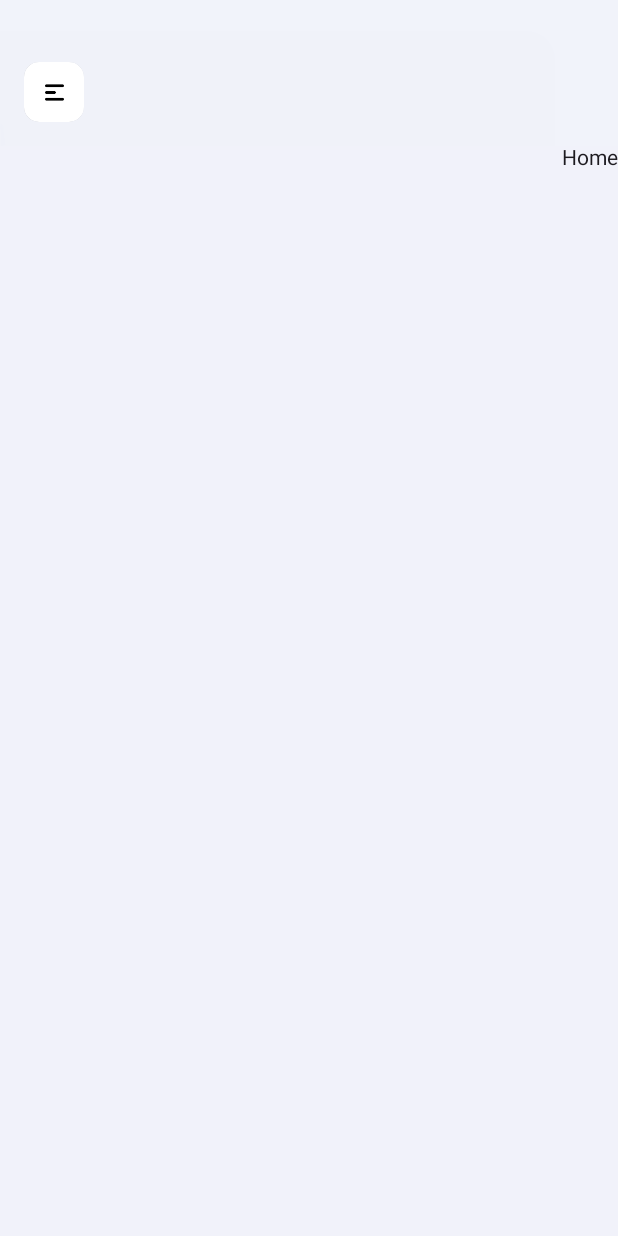
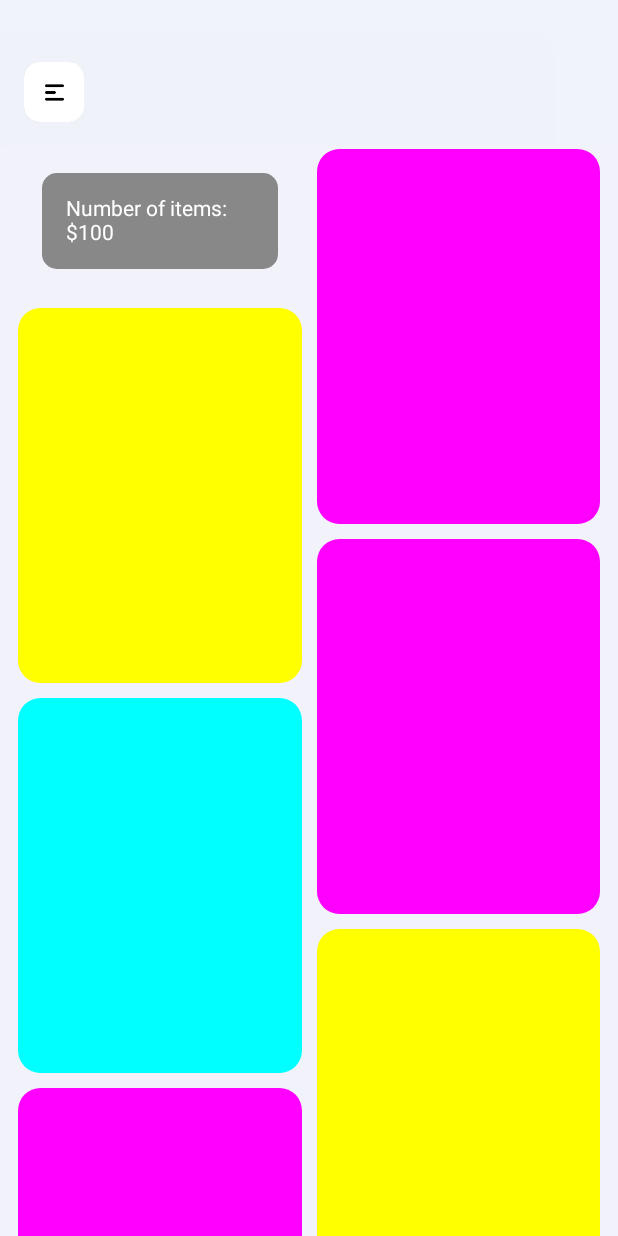
Before and after one commit to mhmdsalem33/food_app, an Android app built with Jetpack Compose: the @Preview function PreviewHomeComponent, on a phone screen of 412 x 824 dp. Run offline under Robolectric (Android 15) with nearby library versions, the phone set to English and light mode, and no system bars; Roboto replaces fonts that are not available here.

Commit message:
adding LazyVerticalStaggeredGrid in home screen

```diff
--- a/app/src/main/java/com/salem/foodapp/presentation/ui/activity/screens/auth/login/SignInWithGoogle.kt
+++ b/app/src/main/java/com/salem/foodapp/presentation/ui/activity/screens/auth/login/SignInWithGoogle.kt
@@ -15,6 +15,7 @@ import com.google.android.libraries.identity.googleid.GoogleIdTokenParsingExcept
 import com.salem.foodapp.presentation.navigation.HomeScreen
 import org.json.JSONException
 
+const val webClientID = "394883293025-l37pgtng490pee4mb1tvj1vvrrtta8hp.apps.googleusercontent.com"
 
 val SIGNINTAG  = "testSIGNIN"
 
@@ -52,7 +53,7 @@ fun handleSignIn(result: GetCredentialResponse, navController: NavHostController
         val googleIdTokenCredential = GoogleIdTokenCredential.createFrom(credential.data)
         val idToken = googleIdTokenCredential.idToken
 
-        // navigate to home screen
+        // navigate to home screen if sign in is success
         if (idToken.isNotEmpty()){
             navController?.navigate(HomeScreen)
         }
--- a/app/src/main/java/com/salem/foodapp/presentation/ui/activity/screens/main/HomeScreen.kt
+++ b/app/src/main/java/com/salem/foodapp/presentation/ui/activity/screens/main/HomeScreen.kt
@@ -4,30 +4,36 @@ import androidx.compose.foundation.background
 import androidx.compose.foundation.layout.Column
 import androidx.compose.foundation.layout.fillMaxSize
 import androidx.compose.material3.Surface
-import androidx.compose.material3.Text
 import androidx.compose.runtime.Composable
-import androidx.compose.ui.Alignment
 import androidx.compose.ui.Modifier
-import androidx.compose.ui.graphics.Color
 import androidx.compose.ui.res.colorResource
+import androidx.compose.ui.tooling.preview.Preview
 import androidx.navigation.NavHostController
 import com.salem.foodapp.R
-import com.salem.foodapp.presentation.component.SlidingMenu
+import com.salem.foodapp.presentation.widgets.LazyVerticalStaggeredGridExample
 
 @Composable
-fun HomeScreen(navController: NavHostController? = null) {
+fun HomeScreen(
+    navController: NavHostController? = null) {
     Surface(
         modifier = Modifier
             .fillMaxSize(),
     ) {
+
         Column (
             modifier =
             Modifier
                 .fillMaxSize()
                 .background(color = colorResource(id = R.color.gray_9))
-            , horizontalAlignment = Alignment.End
+
         ){
-            Text(text = "Home")
+            LazyVerticalStaggeredGridExample()
         }
     }
 }
+
+@Composable
+@Preview(showBackground = true, showSystemUi = true)
+fun PreviewHomeScreen() {
+    HomeScreen()
+}
--- a/app/src/main/java/com/salem/foodapp/presentation/ui/activity/screens/main/main_preview/MainPreview.kt
+++ b/app/src/main/java/com/salem/foodapp/presentation/ui/activity/screens/main/main_preview/MainPreview.kt
@@ -12,7 +12,6 @@ fun PreviewHomeComponent() {
     SlidingMenu()
 }
 
-
 @Composable
 @Preview(showBackground = true, showSystemUi = true)
 fun PreviewHomeScreen() {
--- /dev/null
+++ b/app/src/main/java/com/salem/foodapp/presentation/widgets/LazyVerticalStaggeredGridExample.kt
@@ -0,0 +1,82 @@
+package com.salem.foodapp.presentation.widgets
+
+import android.widget.Toast
+import androidx.compose.foundation.background
+import androidx.compose.foundation.clickable
+import androidx.compose.foundation.layout.Arrangement
+import androidx.compose.foundation.layout.Box
+import androidx.compose.foundation.layout.PaddingValues
+import androidx.compose.foundation.layout.fillMaxWidth
+import androidx.compose.foundation.layout.height
+import androidx.compose.foundation.layout.padding
+import androidx.compose.foundation.lazy.staggeredgrid.LazyVerticalStaggeredGrid
+import androidx.compose.foundation.lazy.staggeredgrid.StaggeredGridCells
+import androidx.compose.foundation.shape.RoundedCornerShape
+import androidx.compose.material3.Text
+import androidx.compose.runtime.Composable
+import androidx.compose.ui.Modifier
+import androidx.compose.ui.draw.clip
+import androidx.compose.ui.graphics.Color
+import androidx.compose.ui.platform.LocalContext
+import androidx.compose.ui.tooling.preview.Preview
+import androidx.compose.ui.unit.dp
+import kotlin.random.Random
+
+@Composable
+@Preview()
+fun LazyVerticalStaggeredGridExample() {
+
+    LazyVerticalStaggeredGrid(
+        columns = StaggeredGridCells.Fixed(2),
+        contentPadding = PaddingValues(2.dp),
+        verticalItemSpacing = 10.dp,
+        horizontalArrangement = Arrangement.spacedBy(10.dp),
+        modifier = Modifier.padding(horizontal = 10.dp)
+    ) {
+
+        val itemCount = 100
+
+        item {
+            // First item: Text displaying the number of items
+            Text(
+                text = "Number of items: $100",
+                modifier = Modifier
+                    .fillMaxWidth()
+                    .padding(16.dp)
+                    .background(Color.Gray, RoundedCornerShape(10.dp))
+                    .padding(16.dp),
+                color = Color.White,
+            )
+        }
+
+        items(itemCount - 1) { index ->
+            // All other items: Box elements
+            val randomHeight  = Random.nextInt(100 , 200 )
+
+            val colors = listOf(
+                Color.Red,
+                Color.Blue,
+                Color.Magenta,
+                Color.Yellow,
+                Color.Cyan,
+            )
+
+            val context = LocalContext.current
+
+            Box(
+                modifier = Modifier
+                    .fillMaxWidth()
+                    .height(250.dp)
+                    .clip(RoundedCornerShape(15.dp))
+                    .background(colors.random())
+                    .clickable {
+                        Toast
+                            .makeText( context, index.toString(), Toast.LENGTH_SHORT)
+                            .show()
+                    },
+            )
+        }
+
+    }
+
+}
```
